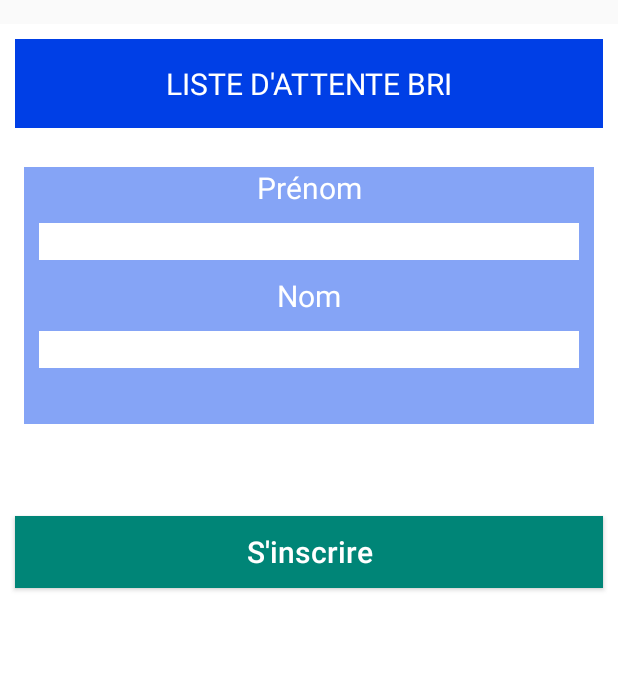
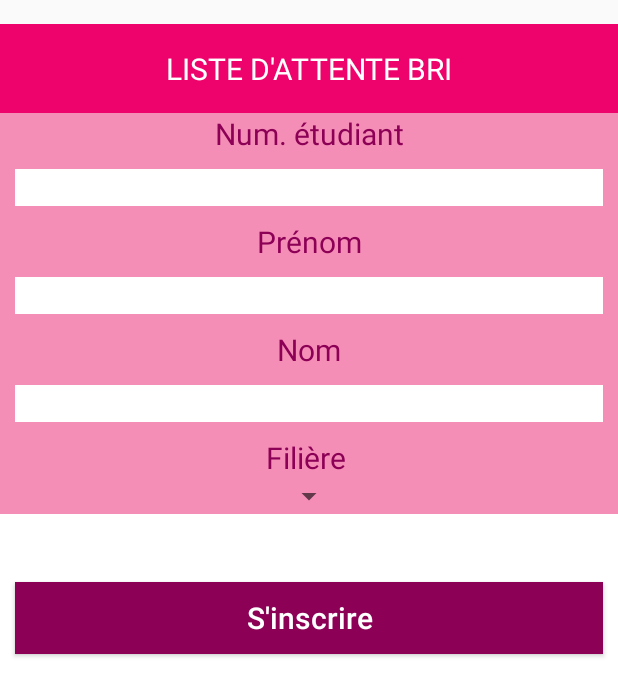
Before and after one commit to AlexMendezS/PS6-FinalProject, an Android app: the layout activity_inscription.xml on its own in the app's theme, with its tools: preview values and no code run, on a phone screen of 412 x 824 dp. Shown: the top 696 px of the screen. Run offline under Robolectric (Android 15) with nearby library versions, the phone set to English and light mode, and no system bars; network calls fail.

Commit message:
Interface Graphique

```diff
--- a/PS6-final/app/src/main/res/layout/activity_inscription.xml
+++ b/PS6-final/app/src/main/res/layout/activity_inscription.xml
@@ -27,8 +27,10 @@
             <!--app:srcCompat="@drawable/foodget" />-->
 
         <LinearLayout
-            style="@style/linearStyle"
             android:paddingTop="@dimen/fab_padding"
+            android:background="@color/theme1"
+            android:layout_width="match_parent"
+            android:layout_height="wrap_content"
             android:paddingBottom="@dimen/fab_padding">
 
 
@@ -39,15 +41,30 @@
         </LinearLayout>
 
         <LinearLayout
-            android:layout_margin="@dimen/fab_margin"
-            android:background=" #85a4f6 "
+            android:background="@color/theme1l"
             android:layout_width="match_parent"
-            android:layout_height="171dp"
+
+            android:layout_height="wrap_content"
             android:orientation="vertical">
 
             <TextView
+                style="@style/textView_Style"
+                android:textColor="@color/theme1d"
+                android:layout_width="match_parent"
+                android:layout_height="wrap_content"
+                android:text="Num. étudiant" />
+
+            <EditText
+                android:id="@+id/textnumetu"
+                style="@style/editText_style"
+
+                android:layout_width="match_parent"
+                android:layout_height="wrap_content"
+                android:inputType="text" />
+            <TextView
                 android:id="@+id/tv_firstname"
                 style="@style/textView_Style"
+                android:textColor="@color/theme1d"
                 android:layout_width="match_parent"
                 android:layout_height="wrap_content"
                 android:text="Prénom" />
@@ -62,6 +79,8 @@
 
             <TextView
                 android:id="@+id/tv_name"
+
+                android:textColor="@color/theme1d"
                 style="@style/textView_Style"
                 android:text="Nom" />
 
@@ -70,6 +89,24 @@
                 style="@style/editText_style"
 
                 android:inputType="text" />
+
+            <TextView
+                style="@style/textView_Style"
+
+                android:textColor="@color/theme1d"
+                android:text="Filière " />
+
+            <Spinner
+                android:id="@+id/spinner1"
+                android:layout_width="wrap_content"
+                android:layout_gravity="center"
+                android:outlineAmbientShadowColor="@color/theme1"
+                android:outlineSpotShadowColor="@color/theme1"
+                android:layout_height="wrap_content"
+                app:layout_constraintBottom_toBottomOf="parent"
+                app:layout_constraintLeft_toLeftOf="parent"
+                app:layout_constraintRight_toRightOf="parent"
+                app:layout_constraintTop_toTopOf="parent" />
 
 
         </LinearLayout>
@@ -86,7 +123,7 @@
                 style="@style/buttonStyle"
                 android:layout_width="match_parent"
                 android:layout_height="wrap_content"
-                android:backgroundTint="@color/colorPrimary"
+                android:backgroundTint="@color/theme1d"
                 android:text="S'inscrire" />
 
         </LinearLayout>
--- a/PS6-final/app/src/main/res/values/colors.xml
+++ b/PS6-final/app/src/main/res/values/colors.xml
@@ -3,4 +3,11 @@
     <color name="colorPrimary">#008577</color>
     <color name="colorPrimaryDark">#00574B</color>
     <color name="colorAccent">#D81B60</color>
+
+    <color name="theme1">#ee026b</color>
+    <color name="theme1l">#f58eb7</color>
+    <color name="theme1d">#8c0056</color>
+    <color name="theme2">#02ee84</color>
+    <color name="theme3">#ee02e2</color>
+    <color name="theme4">#ee0e02</color>
 </resources>
--- a/PS6-final/app/src/main/res/values/strings.xml
+++ b/PS6-final/app/src/main/res/values/strings.xml
@@ -1,4 +1,16 @@
 <resources>
     <string name="app_name">PS6</string>
     <string name="title_activity_main">MainActivity</string>
+
+    <string-array name="filiere">
+        <item>SI3</item>
+        <item>SI4</item>
+        <item>GE3</item>
+        <item>GE4</item>
+        <item>GB3</item>
+        <item>GB4</item>
+    </string-array>
+
+    <string name="IPNass">http://10.212.118.135:9428/api/students</string>
+
 </resources>
```
